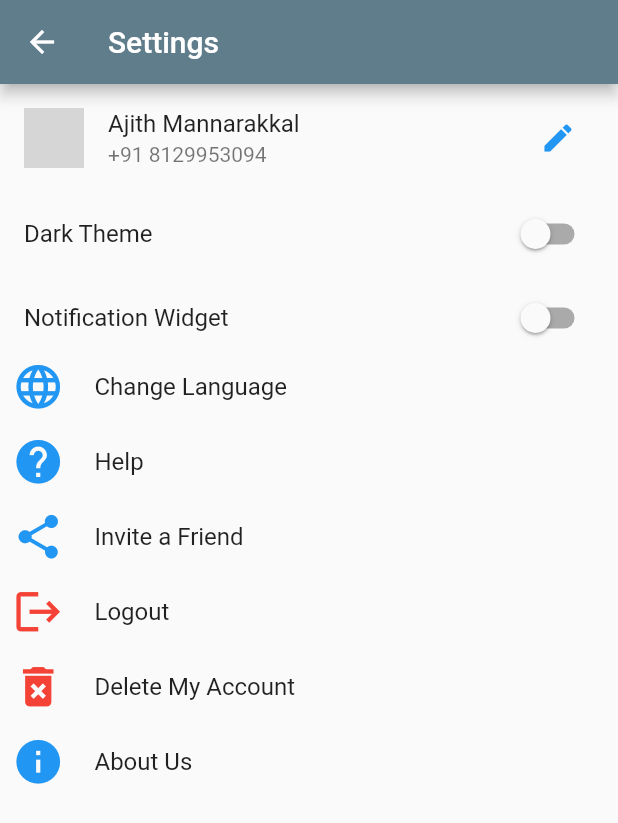
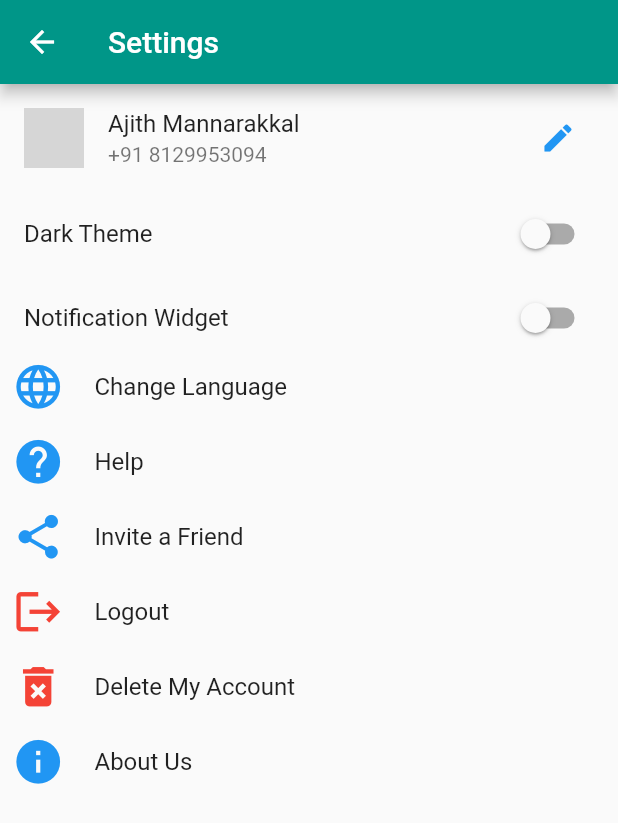
Before and after one commit to ajithmannarakkal/outcome, a Flutter app: the screen it shows after launch, after a tap on the "settings" icon, on a phone screen of 412 x 824 dp. Shown: the top 823 px of the screen. Run offline on Flutter 3.47's test engine with Material 2 defaults, Android fonts, the phone set to English and light mode, and no system bars; network calls fail; grey boxes are pictures that could not be loaded.

Commit message:
summary page updated

```diff
--- a/outcome/lib/main.dart
+++ b/outcome/lib/main.dart
@@ -19,7 +19,7 @@ class MyApp extends StatelessWidget {
   Widget build(BuildContext context) {
     return MaterialApp(
       debugShowCheckedModeBanner: false,
-      theme: ThemeData(primarySwatch: Colors.blueGrey),
+      theme: ThemeData(primarySwatch: Colors.teal,backgroundColor: Colors.white70),
       home: HomePage(),
       routes: {
         'sett': (ctx) {
--- a/outcome/lib/summary.dart
+++ b/outcome/lib/summary.dart
@@ -1,3 +1,4 @@
+import 'package:flutter/cupertino.dart';
 import 'package:flutter/material.dart';
 
 class Summary extends StatelessWidget {
@@ -6,18 +7,46 @@ class Summary extends StatelessWidget {
   @override
   Widget build(BuildContext context) {
     return Scaffold(
-      body: Padding(
-        padding: const EdgeInsets.all(8.0),
+      bottomNavigationBar: Container(
+        height: 45,
         child: Container(
+          decoration: BoxDecoration(
+              color: Colors.teal,
+              borderRadius: BorderRadius.only(
+                  topLeft: Radius.circular(40),
+                  topRight: Radius.circular(40),),
+          boxShadow: [BoxShadow(blurRadius: 20,color: Colors.grey,spreadRadius: 1)]
+          ),
+          child: Row(
+            mainAxisAlignment: MainAxisAlignment.spaceEvenly,
+            children: [
+              navBar(Icons.home, isSelected: true),
+              navBar(Icons.picture_as_pdf),
+              navBar(Icons.bar_chart),
+
+              navBar(Icons.notifications),
+
+            ],
+          ),
+        ),
+      ),
+      body: Column(
+        children: [
+          Container(
             width: 360,
             height: 120,
             decoration: BoxDecoration(
                 color: Colors.tealAccent,
                 border: Border.all(color: Colors.black, width: 2),
                 borderRadius: BorderRadius.circular(10),
-            gradient: const LinearGradient(colors: [Colors.grey,Colors.indigo]),
-            boxShadow: const[BoxShadow(color: Colors.lightGreen,blurRadius: 10,offset: Offset(2, 5))]
-          ),
+                gradient:
+                    const LinearGradient(colors: [Colors.grey, Colors.indigo]),
+                boxShadow: const [
+                  BoxShadow(
+                      color: Colors.lightGreen,
+                      blurRadius: 10,
+                      offset: Offset(2, 5))
+                ]),
             child: Column(
               children: [
                 Text("Date"),
@@ -32,6 +61,7 @@ class Summary extends StatelessWidget {
                     children: [
                       Container(
                         child: Column(
+                          crossAxisAlignment: CrossAxisAlignment.start,
                           children: [
                             Text("Income"),
                             SizedBox(
@@ -46,6 +76,7 @@ class Summary extends StatelessWidget {
                       ),
                       Container(
                         child: Column(
+                          crossAxisAlignment: CrossAxisAlignment.end,
                           children: [
                             Text("Expense"),
                             SizedBox(
@@ -60,10 +91,15 @@ class Summary extends StatelessWidget {
                       )
                     ],
                   ),
-              )
+                ),
               ],
             ),
           ),
+          Expanded(
+              child: Container(
+            color: Colors.white,
+          )),
+        ],
       ),
       floatingActionButton: Row(
         mainAxisAlignment: MainAxisAlignment.end,
@@ -91,4 +127,21 @@ class Summary extends StatelessWidget {
       ),
     );
   }
+
+  Container navBar(IconData icon, {isSelected = false}) {
+    return Container(
+      decoration: BoxDecoration(
+          color: isSelected ? Colors.green : Colors.teal,
+          shape: BoxShape.circle,
+          boxShadow: isSelected
+              ? [BoxShadow(color: Colors.grey, blurRadius: 10, spreadRadius: 1)]
+              : []),
+      height: 50,
+      width: 50,
+      child: Icon(
+        icon,
+        color: isSelected ? Colors.white : Colors.black,
+      ),
+    );
   }
+}
```
Lines whose indentation alone changed are shown as unchanged.
